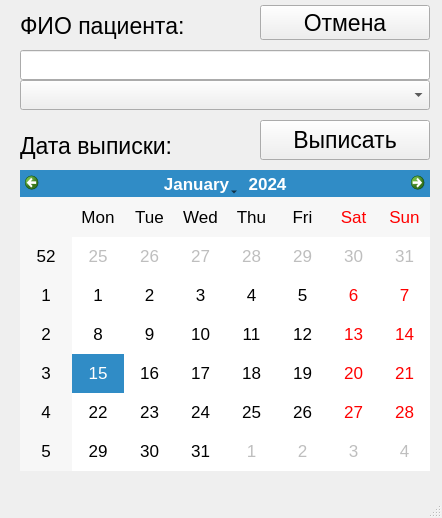
The window that data/design/form_discharge_of_patients.ui (PolkovnikovPavel/collection_lfk) describes before a commit, drawn with Qt 5.
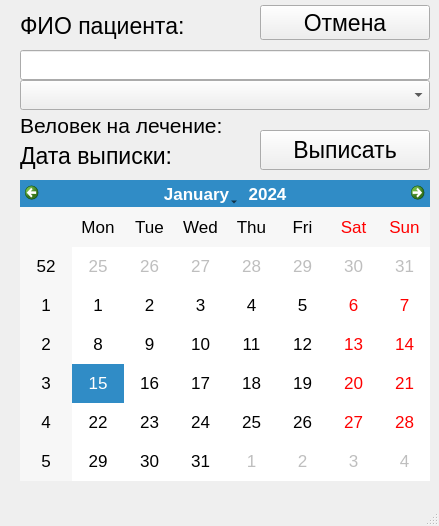
The same window after the commit.

What changed in the file:
```diff
--- a/data/design/form_discharge_of_patients.ui
+++ b/data/design/form_discharge_of_patients.ui
@@ -6,8 +6,8 @@
    <rect>
     <x>0</x>
     <y>0</y>
-    <width>442</width>
-    <height>518</height>
+    <width>439</width>
+    <height>526</height>
    </rect>
   </property>
   <property name="windowTitle">
@@ -54,7 +54,7 @@
     <property name="geometry">
      <rect>
       <x>20</x>
-      <y>170</y>
+      <y>180</y>
       <width>410</width>
       <height>301</height>
      </rect>
@@ -69,7 +69,7 @@
     <property name="geometry">
      <rect>
       <x>20</x>
-      <y>130</y>
+      <y>140</y>
       <width>230</width>
       <height>31</height>
      </rect>
@@ -87,7 +87,7 @@
     <property name="geometry">
      <rect>
       <x>260</x>
-      <y>120</y>
+      <y>130</y>
       <width>170</width>
       <height>40</height>
      </rect>
@@ -134,6 +134,24 @@
      <string>Отмена</string>
     </property>
    </widget>
+   <widget class="QLabel" name="label_6">
+    <property name="geometry">
+     <rect>
+      <x>20</x>
+      <y>110</y>
+      <width>260</width>
+      <height>31</height>
+     </rect>
+    </property>
+    <property name="font">
+     <font>
+      <pointsize>16</pointsize>
+     </font>
+    </property>
+    <property name="text">
+     <string>Веловек на лечение:</string>
+    </property>
+   </widget>
   </widget>
   <widget class="QMenuBar" name="menubar">
    <property name="geometry">
```
Left out of the diff: 2 changed lines with no effect on the pictures.
